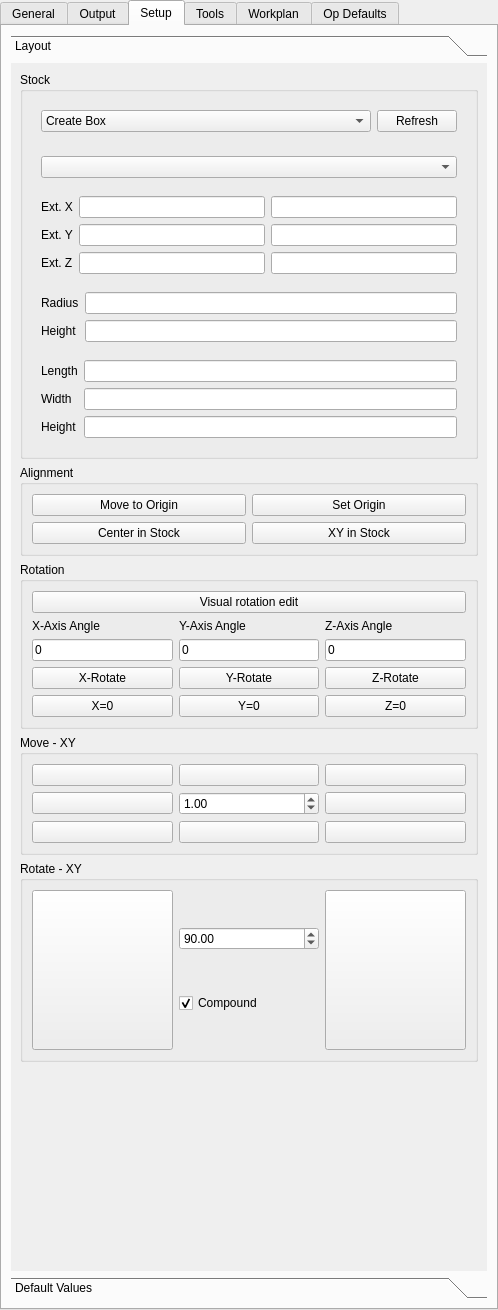
This is src/Mod/Path/Gui/Resources/panels/PathEdit.ui in Vaerks/SimpleCAM as Qt 5 draws it before an edit. The edited form follows.
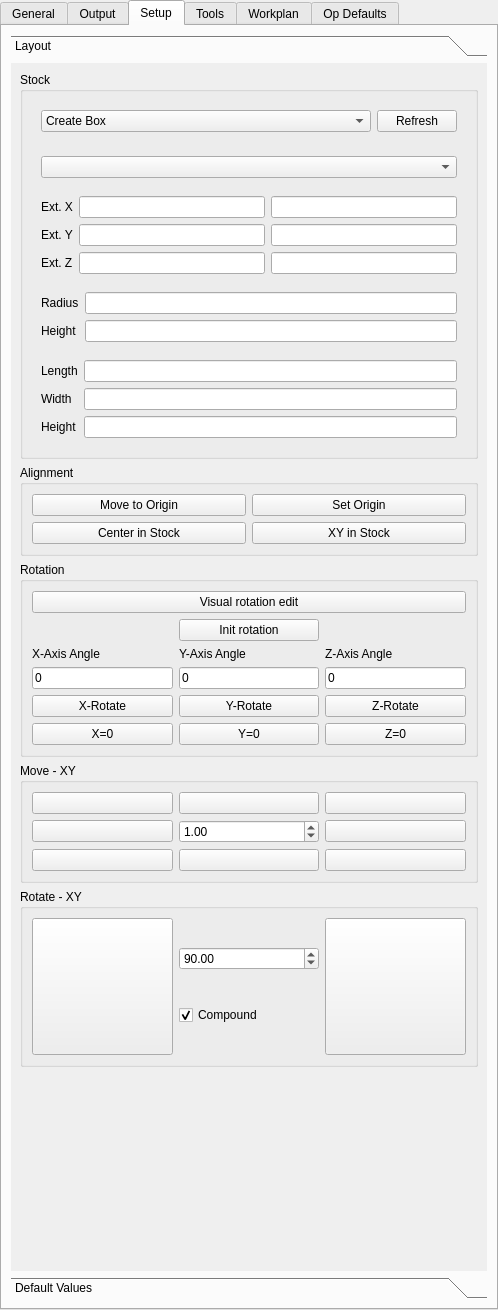
This is the edited form. Icons and pictures are not drawn. Custom widgets are drawn as their Qt base class.

Diff of the .ui file:
```diff
--- a/src/Mod/Path/Gui/Resources/panels/PathEdit.ui
+++ b/src/Mod/Path/Gui/Resources/panels/PathEdit.ui
@@ -455,87 +455,87 @@
            <string>Rotation</string>
           </property>
           <layout class="QGridLayout" name="gridLayout_5">
-           <item row="9" column="1">
-            <widget class="QPushButton" name="simpleRotationY">
-             <property name="text">
-              <string>Y-Rotate</string>
-             </property>
-            </widget>
-           </item>
-           <item row="9" column="0">
+           <item row="11" column="0">
             <widget class="QPushButton" name="simpleRotationX">
              <property name="text">
               <string>X-Rotate</string>
              </property>
             </widget>
            </item>
-           <item row="10" column="1">
-            <widget class="QPushButton" name="modelSetY0">
+           <item row="11" column="1">
+            <widget class="QPushButton" name="simpleRotationY">
              <property name="text">
-              <string>Y=0</string>
+              <string>Y-Rotate</string>
              </property>
             </widget>
            </item>
-           <item row="10" column="0">
+           <item row="12" column="0">
             <widget class="QPushButton" name="modelSetX0">
              <property name="text">
               <string>X=0</string>
              </property>
             </widget>
            </item>
-           <item row="5" column="2">
+           <item row="7" column="2">
             <widget class="QLineEdit" name="z_rotatAngle">
              <property name="text">
               <string>0</string>
              </property>
             </widget>
            </item>
-           <item row="5" column="1">
+           <item row="12" column="1">
+            <widget class="QPushButton" name="modelSetY0">
+             <property name="text">
+              <string>Y=0</string>
+             </property>
+            </widget>
+           </item>
+           <item row="7" column="1">
             <widget class="QLineEdit" name="y_rotatAngle">
              <property name="text">
               <string>0</string>
              </property>
             </widget>
            </item>
-           <item row="9" column="2">
+           <item row="11" column="2">
             <widget class="QPushButton" name="simpleRotationZ">
              <property name="text">
               <string>Z-Rotate</string>
              </property>
             </widget>
            </item>
-           <item row="10" column="2">
+           <item row="2" column="0">
+            <widget class="QLabel" name="label">
+             <property name="text">
+              <string>X-Axis Angle</string>
+             </property>
+            </widget>
+           </item>
+           <item row="2" column="2">
+            <widget class="QLabel" name="label_5">
+             <property name="text">
+              <string>Z-Axis Angle</string>
+             </property>
+            </widget>
+           </item>
+           <item row="12" column="2">
             <widget class="QPushButton" name="modelSetZ0">
              <property name="text">
               <string>Z=0</string>
              </property>
             </widget>
            </item>
-           <item row="5" column="0">
-            <widget class="QLineEdit" name="x_rotatAngle">
-             <property name="text">
-              <string>0</string>
-             </property>
-            </widget>
-           </item>
-           <item row="1" column="1">
+           <item row="2" column="1">
             <widget class="QLabel" name="label_2">
              <property name="text">
               <string>Y-Axis Angle</string>
              </property>
             </widget>
            </item>
-           <item row="1" column="2">
-            <widget class="QLabel" name="label_5">
+           <item row="7" column="0">
+            <widget class="QLineEdit" name="x_rotatAngle">
              <property name="text">
-              <string>Z-Axis Angle</string>
-             </property>
-            </widget>
-           </item>
-           <item row="1" column="0">
-            <widget class="QLabel" name="label">
-             <property name="text">
-              <string>X-Axis Angle</string>
+              <string>0</string>
              </property>
             </widget>
            </item>
@@ -546,6 +546,13 @@
              </property>
             </widget>
            </item>
+           <item row="1" column="1">
+            <widget class="QPushButton" name="init_rotation">
+             <property name="text">
+              <string>Init rotation</string>
+             </property>
+            </widget>
+           </item>
           </layout>
          </widget>
         </item>
```
